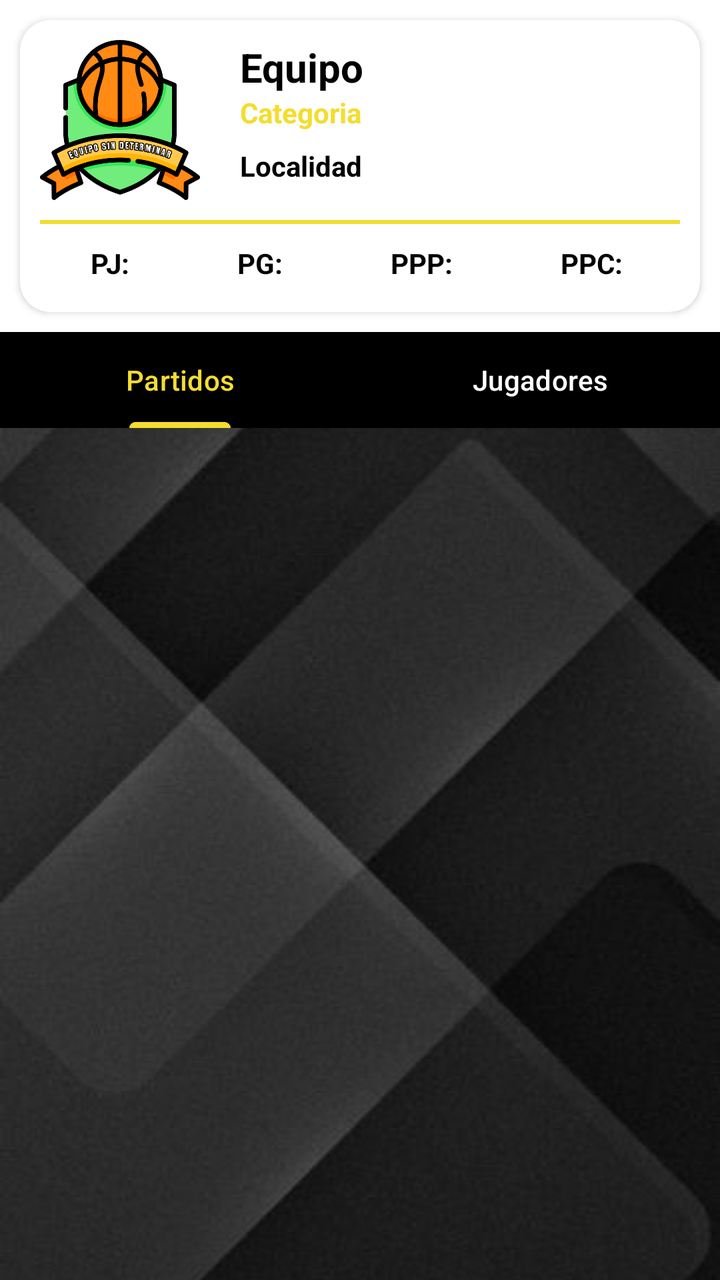
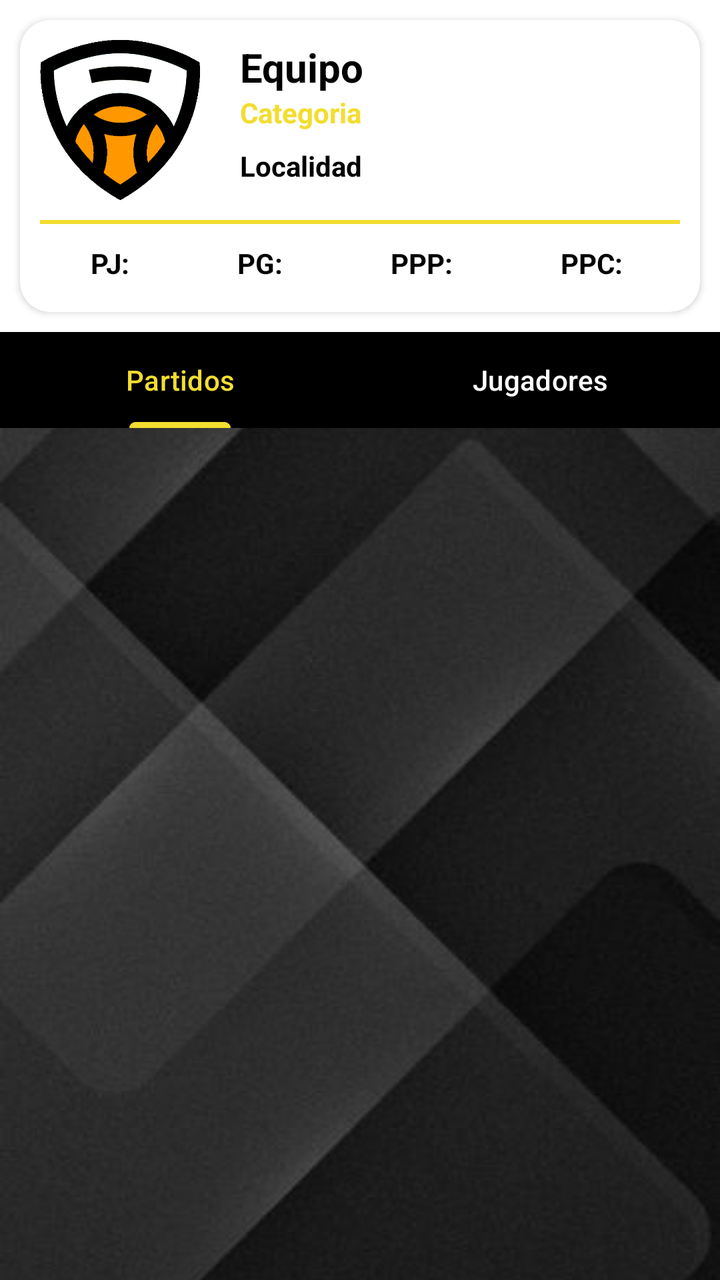

An Android layout rendered at two revisions. The XML below is the earlier revision; the diff shows what the commit changed to produce the second picture.
<!-- AndroidManifest.xml: activity theme Theme.UBB_estadistica.NoActionBar -->
<!-- res/layout/activity_main_equipo_invitado.xml -->
<?xml version="1.0" encoding="utf-8"?>
<androidx.coordinatorlayout.widget.CoordinatorLayout xmlns:android="http://schemas.android.com/apk/res/android"
    xmlns:app="http://schemas.android.com/apk/res-auto"
    xmlns:tools="http://schemas.android.com/tools"
    android:layout_width="match_parent"
    android:layout_height="match_parent"
    tools:context=".invitado.MainEquipoInvitadoActivity"
    tools:ignore="ExtraText">

    <ImageView
        android:id="@+id/imageView16"
        android:layout_width="match_parent"
        android:layout_height="match_parent"
        android:scaleType="centerCrop"
        app:srcCompat="@drawable/fondo_pantalla3" />

    <com.google.android.material.appbar.AppBarLayout
        android:layout_width="match_parent"
        android:layout_height="wrap_content"
        android:background="@color/white"
        android:theme="@style/Theme.UBB_estadistica.AppBarOverlay">

        <androidx.cardview.widget.CardView
            android:layout_width="match_parent"
            android:layout_height="match_parent"
            android:layout_margin="10dp"
            app:cardCornerRadius="15dp">

            <LinearLayout
                android:layout_width="match_parent"
                android:layout_height="match_parent"
                android:orientation="vertical"
                android:padding="10dp">

                <LinearLayout
                    android:layout_width="match_parent"
                    android:layout_height="match_parent"
                    android:layout_marginBottom="10dp"
                    android:layout_weight="1"
                    android:orientation="horizontal">

                    <ImageView
                        android:id="@+id/logoEquipoInvitadoAB"
                        android:layout_width="80dp"
                        android:layout_height="80dp"
                        app:srcCompat="@drawable/escudo_equipo" />

                    <LinearLayout
                        android:layout_width="match_parent"
                        android:layout_height="match_parent"
                        android:layout_marginStart="20dp"
                        android:orientation="vertical">

                        <TextView
                            android:id="@+id/txtEquipoInvitadoAB"
                            android:layout_width="match_parent"
                            android:layout_height="0dp"
                            android:layout_weight="1"
                            android:text="Equipo"
                            android:textColor="@color/black"
                            android:textSize="20sp"
                            android:textStyle="bold" />

                        <TextView
                            android:id="@+id/txtCategoriaInvitadoAB"
                            android:layout_width="match_parent"
                            android:layout_height="0dp"
                            android:layout_weight="1"
                            android:text="Categoria"
                            android:textColor="@color/yellow_logo"
                            android:textSize="14sp"
                            android:textStyle="bold" />

                        <TextView
                            android:id="@+id/txtLocalidadInvitadoAB"
                            android:layout_width="match_parent"
                            android:layout_height="0dp"
                            android:layout_weight="1"
                            android:text="Localidad"
                            android:textColor="@color/black"
                            android:textSize="14sp"
                            android:textStyle="bold" />
                    </LinearLayout>
                </LinearLayout>

                <View
                    android:id="@+id/lineaSeparadora3"
                    android:layout_width="match_parent"
                    android:layout_height="2dp"
                    android:layout_weight="1"
                    android:background="@color/yellow_logo"
                    app:layout_constraintEnd_toEndOf="parent"
                    app:layout_constraintStart_toStartOf="parent"
                    />

                <LinearLayout
                    android:layout_width="match_parent"
                    android:layout_height="match_parent"
                    android:layout_marginTop="10dp"
                    android:layout_marginBottom="5dp"
                    android:layout_weight="1"
                    android:orientation="horizontal">

                    <TextView
                        android:id="@+id/txtEquipoInvitadoPJ"
                        android:layout_width="wrap_content"
                        android:layout_height="wrap_content"
                        android:layout_weight="1"
                        android:text="PJ: "
                        android:textAlignment="center"
                        android:textColor="@color/black"
                        android:textStyle="bold" />

                    <TextView
                        android:id="@+id/txtEquipoInvitadoPG"
                        android:layout_width="wrap_content"
                        android:layout_height="wrap_content"
                        android:layout_weight="1"
                        android:text="PG: "
                        android:textAlignment="center"
                        android:textColor="@color/black"
                        android:textStyle="bold" />

                    <TextView
                        android:id="@+id/txtEquipoInvitadoPPP"
                        android:layout_width="wrap_content"
                        android:layout_height="wrap_content"
                        android:layout_weight="1"
                        android:text="PPP: "
                        android:textAlignment="center"
                        android:textColor="@color/black"
                        android:textStyle="bold" />

                    <TextView
                        android:id="@+id/txtEquipoInvitadoPPC"
                        android:layout_width="wrap_content"
                        android:layout_height="wrap_content"
                        android:layout_weight="1"
                        android:text="PPC: "
                        android:textAlignment="center"
                        android:textColor="@color/black"
                        android:textStyle="bold" />
                </LinearLayout>

            </LinearLayout>
        </androidx.cardview.widget.CardView>

        <com.google.android.material.tabs.TabLayout
            android:id="@+id/tabs"
            android:layout_width="match_parent"
            android:layout_height="wrap_content"
            android:background="@color/black"
            app:tabIndicatorColor="@color/yellow_logo"
            app:tabSelectedTextColor="@color/yellow_logo"
            app:tabTextColor="@color/white">

            <com.google.android.material.tabs.TabItem
                android:layout_width="wrap_content"
                android:layout_height="wrap_content"
                android:text="Partidos" />

            <com.google.android.material.tabs.TabItem
                android:layout_width="wrap_content"
                android:layout_height="wrap_content"
                android:text="Jugadores" />

        </com.google.android.material.tabs.TabLayout>
    </com.google.android.material.appbar.AppBarLayout>

    <androidx.viewpager2.widget.ViewPager2
        android:id="@+id/vPVistasInvitado"
        android:layout_width="match_parent"
        android:layout_height="match_parent"
        app:layout_behavior="@string/appbar_scrolling_view_behavior"/>
    />

</androidx.coordinatorlayout.widget.CoordinatorLayout>
<!-- resources referenced by this layout -->
<resources>
  <color name="black">#FF000000</color>
  <color name="white">#FFFFFFFF</color>
  <color name="yellow_logo">#F3DD2F</color>
  <!-- drawable escudo_equipo: png bitmap (drawable, 62532 bytes) -->
  <!-- drawable fondo_pantalla3: jpg bitmap (drawable, 18674 bytes) -->
  <style name="Theme.UBB_estadistica.AppBarOverlay" parent="ThemeOverlay.AppCompat.Dark.ActionBar" />
  <style name="Theme.UBB_estadistica.NoActionBar">
          <item name="windowActionBar">false</item>
          <item name="windowNoTitle">true</item>
      </style>
</resources>

<!-- the commit's change to res/layout/activity_main_equipo_invitado.xml (unified diff, before → after) -->
@@ -43,7 +43,7 @@
                         android:id="@+id/logoEquipoInvitadoAB"
                         android:layout_width="80dp"
                         android:layout_height="80dp"
-                        app:srcCompat="@drawable/escudo_equipo" />
+                        app:srcCompat="@drawable/escudopredeterminado" />
 
                     <LinearLayout
                         android:layout_width="match_parent"
<!-- resource entries referenced after the edit -->
@@ -3,7 +3,7 @@
   <color name="black">#FF000000</color>
   <color name="white">#FFFFFFFF</color>
   <color name="yellow_logo">#F3DD2F</color>
-  <!-- drawable escudo_equipo: png bitmap (drawable, 62532 bytes) -->
+  <!-- drawable escudopredeterminado: png bitmap (drawable, 17382 bytes) -->
   <!-- drawable fondo_pantalla3: jpg bitmap (drawable, 18674 bytes) -->
   <style name="Theme.UBB_estadistica.AppBarOverlay" parent="ThemeOverlay.AppCompat.Dark.ActionBar" />
   <style name="Theme.UBB_estadistica.NoActionBar">
